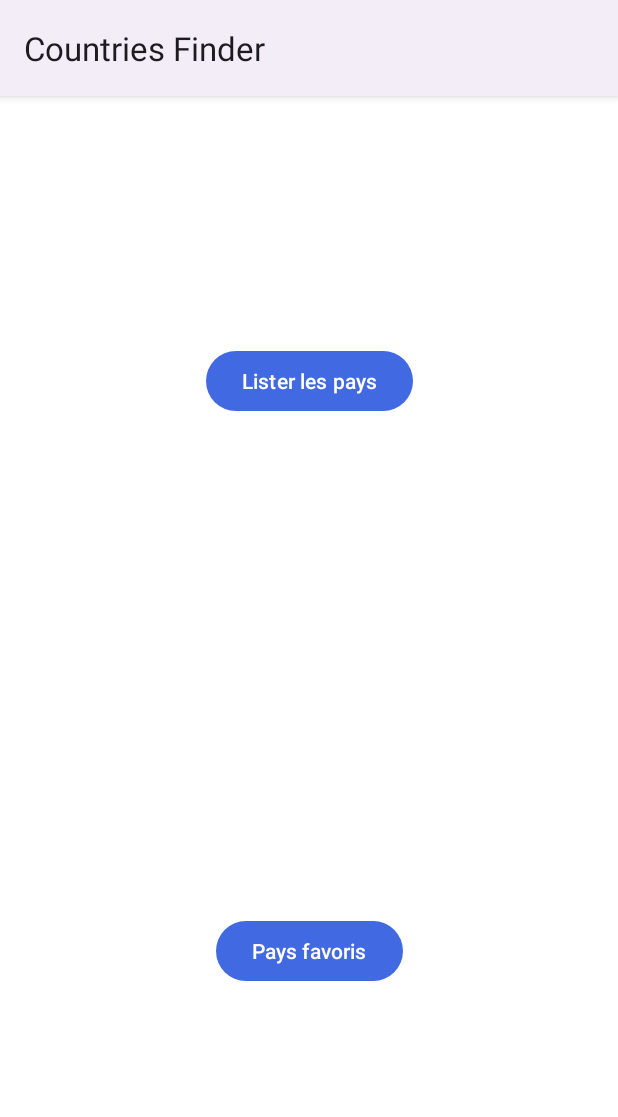
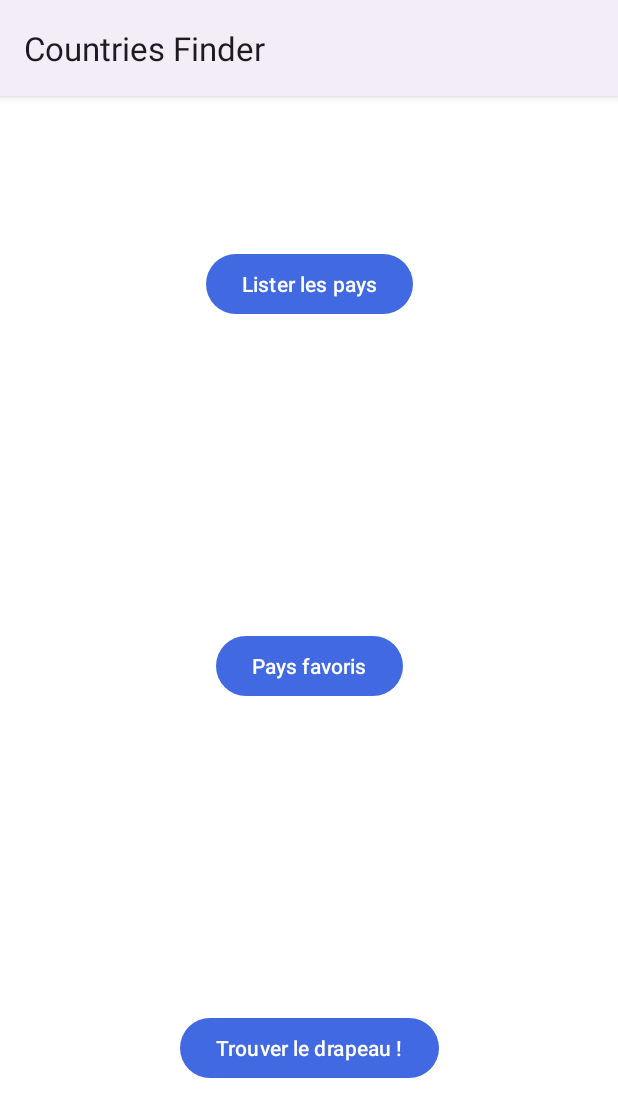
Before and after one commit to Elea54/ProjetMaterielsMobile, an Android app: the screen it shows after launch (HomeActivity), on a phone screen of 412 x 824 dp. Shown: the top 1117 px of the screen. Run offline under Robolectric (Android 15) with nearby library versions, the phone set to English and light mode, and no system bars.

Commit message:
Quizz mis en place avec les différents drapeaux (option avec ou sans API)

```diff
--- a/app/src/main/AndroidManifest.xml
+++ b/app/src/main/AndroidManifest.xml
@@ -34,6 +34,11 @@
             android:exported="true"/>
         <activity
             android:name=".CountryDetailsActivity"
+            android:label="Fiche Pays"
+            android:exported="false" />
+        <activity
+            android:name=".QuizzFlagsActivity"
+            android:label="Quizz"
             android:exported="false" />
     </application>
 
--- a/app/src/main/res/layout/activity_home.xml
+++ b/app/src/main/res/layout/activity_home.xml
@@ -16,7 +16,8 @@
         app:layout_constraintTop_toTopOf="parent"
         app:layout_constraintBottom_toTopOf="@+id/guideline"
         app:layout_constraintStart_toStartOf="parent"
-        app:layout_constraintEnd_toEndOf="parent" />
+        app:layout_constraintEnd_toEndOf="parent"
+        app:layout_constraintVertical_chainStyle="packed" />
 
     <Button
         android:id="@+id/favoris_button"
@@ -24,15 +25,34 @@
         android:layout_height="wrap_content"
         android:text="Pays favoris"
         app:layout_constraintTop_toBottomOf="@+id/guideline"
-        app:layout_constraintBottom_toBottomOf="parent"
+        app:layout_constraintBottom_toTopOf="@+id/guideline2"
         app:layout_constraintStart_toStartOf="parent"
-        app:layout_constraintEnd_toEndOf="parent" />
+        app:layout_constraintEnd_toEndOf="parent"
+        app:layout_constraintVertical_chainStyle="packed" />
 
     <androidx.constraintlayout.widget.Guideline
         android:id="@+id/guideline"
         android:layout_width="wrap_content"
         android:layout_height="wrap_content"
         android:orientation="horizontal"
-        app:layout_constraintGuide_percent="0.5" />
+        app:layout_constraintGuide_percent="0.33" />
+
+    <androidx.constraintlayout.widget.Guideline
+        android:id="@+id/guideline2"
+        android:layout_width="wrap_content"
+        android:layout_height="wrap_content"
+        android:orientation="horizontal"
+        app:layout_constraintGuide_percent="0.67" />
+
+    <Button
+        android:id="@+id/quizz_button"
+        android:layout_width="wrap_content"
+        android:layout_height="wrap_content"
+        android:text="Trouver le drapeau !"
+        app:layout_constraintTop_toBottomOf="@+id/guideline2"
+        app:layout_constraintBottom_toBottomOf="parent"
+        app:layout_constraintStart_toStartOf="parent"
+        app:layout_constraintEnd_toEndOf="parent"
+        app:layout_constraintVertical_chainStyle="packed" />
 
 </androidx.constraintlayout.widget.ConstraintLayout>
```
Also changed, not shown: app/src/main/java/fr/epf/min2/projetandroid/HomeActivity.kt (+20 -0 lines), app/src/main/java/fr/epf/min2/projetandroid/QuizzFlagsActivity.kt (added, +151 -0 lines), app/src/main/res/layout/activity_quizz_flags.xml (added, +78 -0 lines).
